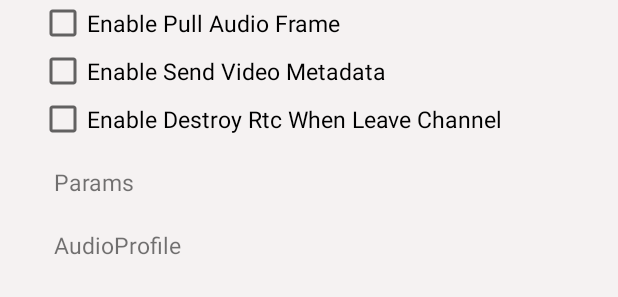
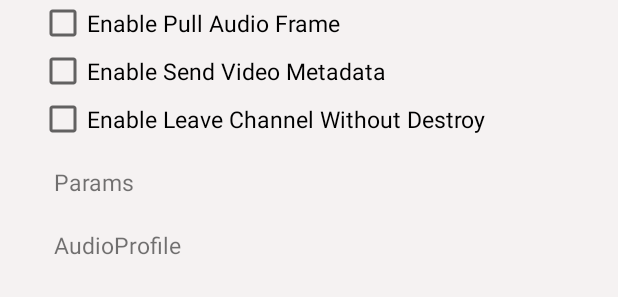
Before and after one commit to winskyan/Agora-AITest, an Android app: the layout dialog_settings.xml on its own in the app's theme, with its tools: preview values and no code run, on a phone screen of 412 x 824 dp. Shown: the part 692-989 px from the top of the screen. Run offline under Robolectric (Android 15) with nearby library versions, the phone set to English and light mode, and no system bars.

Commit message:
add scenario

```diff
--- a/app/src/main/assets/config.json
+++ b/app/src/main/assets/config.json
@@ -55,5 +55,11 @@
     {
       "meeting": 8
     }
+    ,{
+      "ai_server": 9
+    },
+    {
+      "ai_client": 10
+    }
   ]
 }
--- a/app/src/main/res/layout/dialog_settings.xml
+++ b/app/src/main/res/layout/dialog_settings.xml
@@ -223,10 +223,10 @@
                     app:layout_constraintTop_toBottomOf="@id/enable_pull_audio_frame_cb" />
 
                 <CheckBox
-                    android:id="@+id/enable_destroy_rtc_when_leave_channel_cb"
+                    android:id="@+id/enable_leave_channel_without_destroy_cb"
                     android:layout_width="wrap_content"
                     android:layout_height="wrap_content"
-                    android:text="@string/enable_destroy_rtc_when_leave_channel"
+                    android:text="@string/enable_leave_channel_without_destroy"
                     android:textSize="15sp"
                     app:layout_constraintStart_toStartOf="parent"
                     app:layout_constraintTop_toBottomOf="@id/enable_send_video_metadata_cb" />
--- a/app/src/main/res/values/strings.xml
+++ b/app/src/main/res/values/strings.xml
@@ -30,7 +30,7 @@
     <string name="enable_encryption">Enable Encryption</string>
     <string name="enable_pull_audio_frame">Enable Pull Audio Frame</string>
     <string name="enable_send_video_metadata">Enable Send Video Metadata</string>
-    <string name="enable_destroy_rtc_when_leave_channel">Enable Destroy Rtc When Leave Channel</string>
+    <string name="enable_leave_channel_without_destroy">Enable Leave Channel Without Destroy</string>
     <string name="client_role_type">Role</string>
     <string name="client_role_type_broadcaster">Broadcaster</string>
     <string name="client_role_type_audience">Audience</string>
```
Also changed, not shown: app/src/main/java/io/agora/ai/test/constants/Constants.kt (+1 -1 lines), app/src/main/java/io/agora/ai/test/context/DemoContext.kt (+3 -3 lines), app/src/main/java/io/agora/ai/test/ui/MainActivity.kt (+1 -1 lines), app/src/main/java/io/agora/ai/test/ui/dialog/SettingsDialog.kt (+4 -4 lines).
